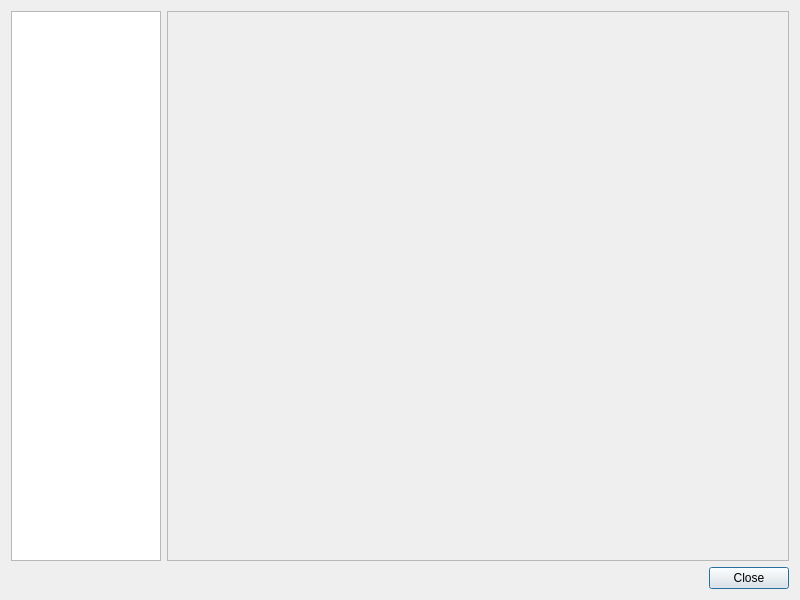
First picture: the form in src/Sigil/Form_Files/Preferences.ui, repository Sigil-Ebook/Sigil, before the edit.
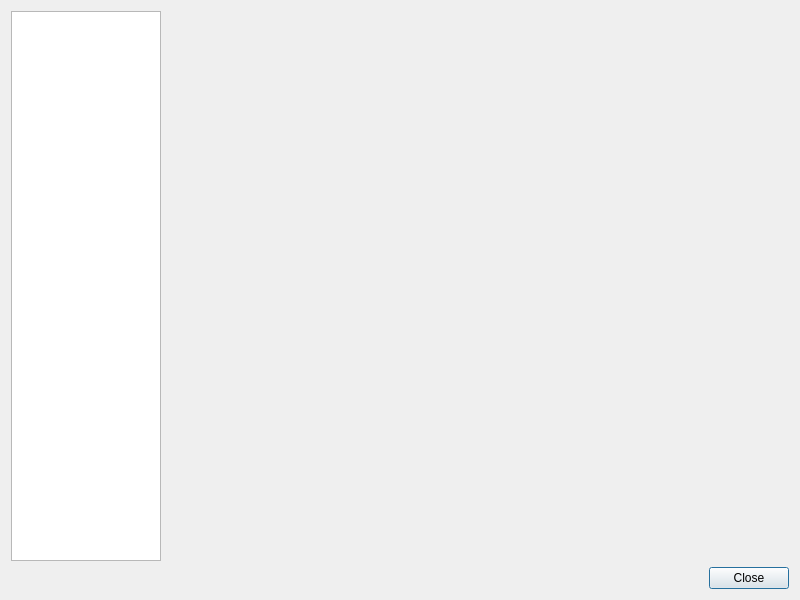
Second picture: the form after the edit.

Commit message: PreferencesDialog: Change hanlding of PreferencesWidget to fix crashes on Linux.

```diff
--- a/src/Sigil/Form_Files/Preferences.ui
+++ b/src/Sigil/Form_Files/Preferences.ui
@@ -42,26 +42,13 @@
       </widget>
      </item>
      <item>
-      <widget class="QScrollArea" name="pWidget">
-       <property name="minimumSize">
-        <size>
-         <width>150</width>
-         <height>0</height>
-        </size>
+      <widget class="QStackedWidget" name="pWidget">
+       <property name="sizePolicy">
+        <sizepolicy hsizetype="Expanding" vsizetype="Expanding">
+         <horstretch>0</horstretch>
+         <verstretch>0</verstretch>
+        </sizepolicy>
        </property>
-       <property name="widgetResizable">
-        <bool>true</bool>
-       </property>
-       <widget class="QWidget" name="scrollAreaWidgetContents">
-        <property name="geometry">
-         <rect>
-          <x>0</x>
-          <y>0</y>
-          <width>612</width>
-          <height>532</height>
-         </rect>
-        </property>
-       </widget>
       </widget>
      </item>
     </layout>
```
The commit also changes 2 other files.
